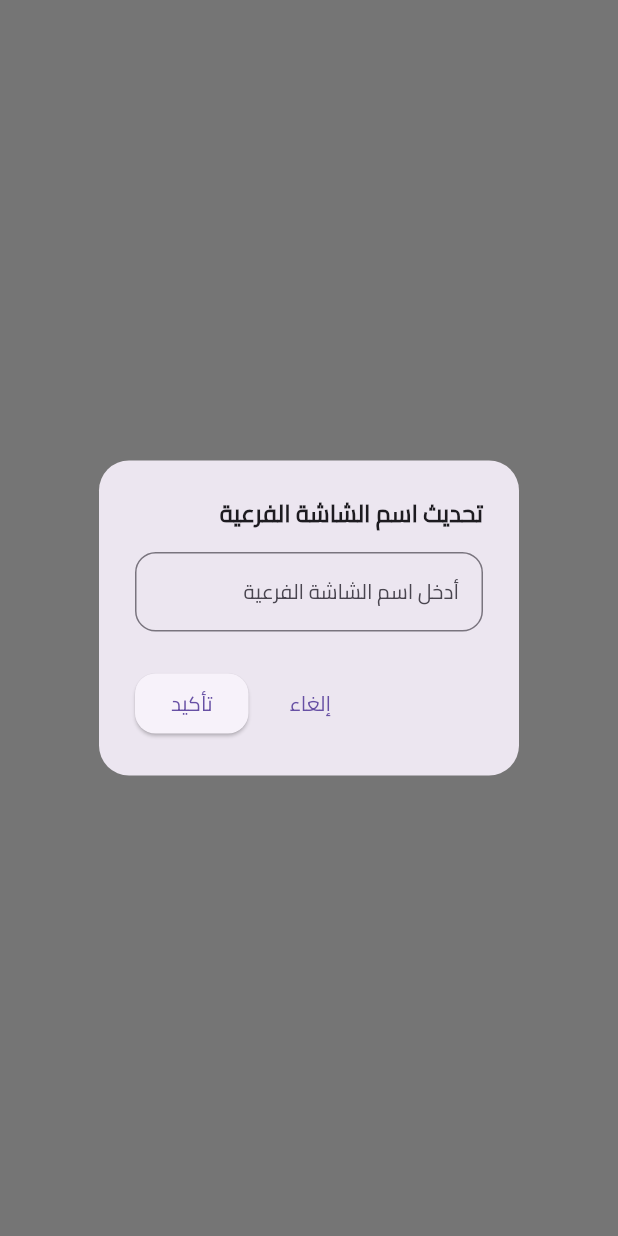
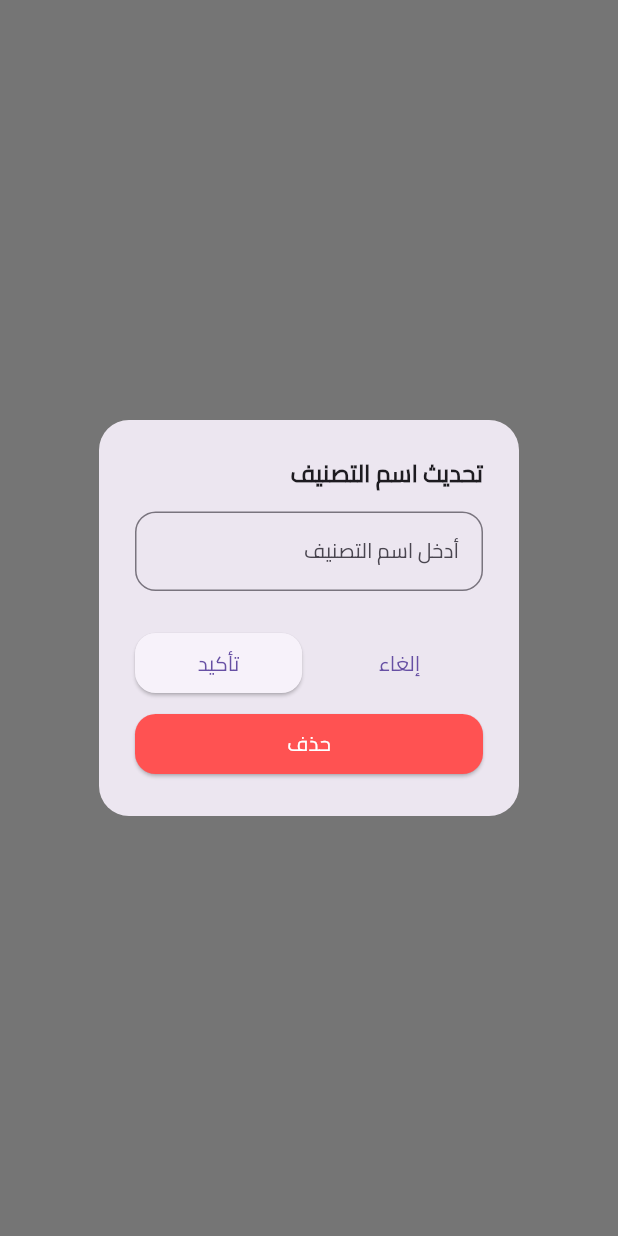
Before and after one commit to George-Samir88/infantry_house_app, a Flutter app: what showInputDialog() shows on an empty page, opened directly with empty values, on a phone screen of 412 x 824 dp. Run offline on Flutter 3.47's test engine with Material 3 defaults, Android fonts, the phone set to English and light mode, and no system bars; our stand-ins replace animated_text_kit, bloc, carousel_slider, cloud_firestore, dio, firebase_auth and 9 more; missing offline and left inert: flutter_paypal_payment; accounts and stored records are empty.

Commit message:
finish update menu button

```diff
--- a/lib/l10n/intl_ar.arb
+++ b/lib/l10n/intl_ar.arb
@@ -133,8 +133,8 @@
   "Delete": "حذف",
   "TheSectionAlreadyExistsYouCannotAddANewSectionWithTheSameName": "القسم موجود بالفعل! لا يمكنك إضافة قسم جديد بنفس الاسم.",
   "PleaseAddAMainCategoryFirst": "يجب إضافة قسم رئيسي أولاً.",
-  "UpdateSubScreenTitle": "تحديث اسم الشاشة الفرعية",
-  "TypeSubScreenTitle": "أدخل اسم الشاشة الفرعية",
+  "UpdateTitle": "تحديث اسم التصنيف",
+  "TypeTitle": "أدخل اسم التصنيف",
   "Cancel": "إلغاء",
   "FieldCannotBeEmpty": "لا يمكن أن يكون الحقل فارغًا",
   "ErrorOccurred": "حدث خطأ!"
--- a/lib/l10n/intl_en.arb
+++ b/lib/l10n/intl_en.arb
@@ -132,9 +132,9 @@
   "UpdateDailyGame": "Update Game",
   "Delete": "Delete",
   "TheSectionAlreadyExistsYouCannotAddANewSectionWithTheSameName": "The section already exists, you cannot add a new section with the same name",
-  "PleaseAddAMainCategoryFirst" : "Please add a main category first",
-  "UpdateSubScreenTitle": "Update sub screen title",
-  "TypeSubScreenTitle": "Enter sub screen title",
+  "PleaseAddAMainCategoryFirst": "Please add a main category first",
+  "UpdateTitle": "Update category",
+  "TypeTitle": "Enter category",
   "Cancel": "Cancel",
   "FieldCannotBeEmpty": "Field cannot be empty",
   "ErrorOccurred": "Error occurred"
--- a/lib/utils/custom_dialog.dart
+++ b/lib/utils/custom_dialog.dart
@@ -6,7 +6,8 @@ import '../generated/l10n.dart';
 void showInputDialog({
   required BuildContext context,
   required TextEditingController controller,
-  required void Function(String value)? onConfirmed,
+  required void Function(String value)? onUpdateConfirmed,
+  required void Function()? onDeletePressed,
 }) {
   showDialog(
     context: context,
@@ -20,31 +21,32 @@ void showInputDialog({
               borderRadius: BorderRadius.circular(20),
             ),
             title: Text(
-              S.of(context).UpdateSubScreenTitle,
+              S.of(context).UpdateTitle,
               style: TextStyle(fontWeight: FontWeight.bold, fontSize: 14.sp),
             ),
             content: TextField(
               controller: controller,
               style: TextStyle(fontSize: 12.sp),
               decoration: InputDecoration(
-                hintText: S.of(context).TypeSubScreenTitle,
+                hintText: S.of(context).TypeTitle,
                 hintStyle: TextStyle(fontSize: 12.sp),
                 border: OutlineInputBorder(
                   borderRadius: BorderRadius.circular(12.r),
                 ),
                 errorText: errorText,
-                errorStyle: TextStyle(
-                  fontSize: 10.sp,
-                )
+                errorStyle: TextStyle(fontSize: 10.sp),
               ),
             ),
             actionsAlignment: MainAxisAlignment.end,
             // aligns to right
             actions: [
+              Column(
+                children: [
                   Row(
                     mainAxisSize: MainAxisSize.min,
                     children: [
-                  TextButton(
+                      Expanded(
+                        child: TextButton(
                           onPressed: () {
                             Navigator.of(context).pop(); // Close without saving
                           },
@@ -53,8 +55,10 @@ void showInputDialog({
                             style: TextStyle(fontSize: 12.sp),
                           ),
                         ),
+                      ),
                       SizedBox(width: 8.w),
-                  ElevatedButton(
+                      Expanded(
+                        child: ElevatedButton(
                           style: ElevatedButton.styleFrom(
                             shape: RoundedRectangleBorder(
                               borderRadius: BorderRadius.circular(12.r),
@@ -68,12 +72,38 @@ void showInputDialog({
                               });
                               return;
                             }
-                      onConfirmed?.call(value);
+                            onUpdateConfirmed?.call(value);
                           },
                           child: Text(
                             S.of(context).Confirm,
                             style: TextStyle(fontSize: 12.sp),
                           ),
+                        ),
+                      ),
+                    ],
+                  ),
+                  SizedBox(height: 5.h),
+                  Row(
+                    children: [
+                      Expanded(
+                        child: ElevatedButton(
+                          style: ElevatedButton.styleFrom(
+                            backgroundColor: Colors.redAccent.shade200,
+                            shape: RoundedRectangleBorder(
+                              borderRadius: BorderRadius.circular(12.r),
+                            ),
+                          ),
+                          onPressed: onDeletePressed,
+                          child: Text(
+                            S.of(context).Delete,
+                            style: TextStyle(
+                              fontSize: 12.sp,
+                              color: Colors.white,
+                            ),
+                          ),
+                        ),
+                      ),
+                    ],
                   ),
                 ],
               ),
```
Also changed, not shown: lib/views/widgets/general_template/edit_menu_buttons_view_template.dart (+33 -39 lines), lib/views/widgets/general_template/edit_screen_depratment_view_template.dart (+10 -30 lines), lib/views/widgets/general_template/manager/department_cubit.dart (+33 -0 lines), lib/views/widgets/general_template/manager/department_state.dart (+13 -0 lines), lib/generated/intl/messages_ar.dart, lib/generated/intl/messages_en.dart, lib/generated/l10n.dart. Lines whose indentation alone changed are shown as unchanged.
